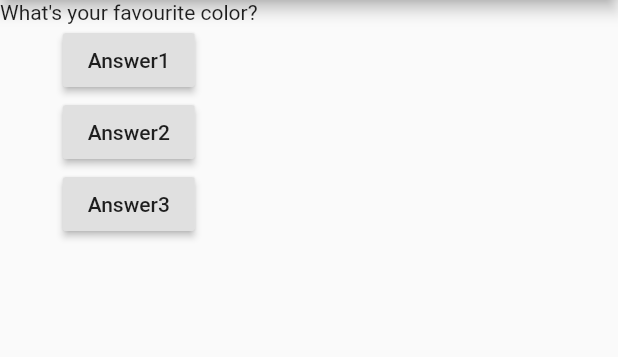
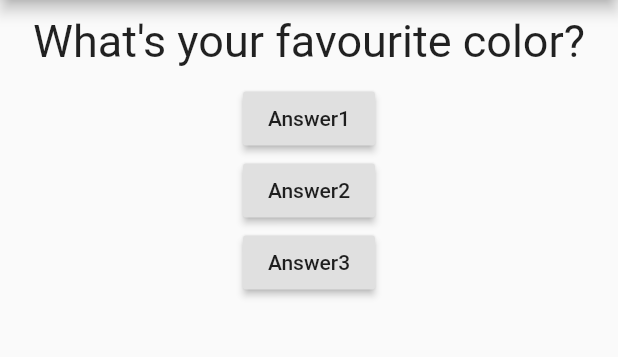
Before and after one commit to DuncanMoyo/flutter-tutorial-for-beginners, a Flutter app: the screen it shows after launch, on a phone screen of 412 x 824 dp, the part 84-441 px from its top. Run offline on Flutter 3.47's test engine with Material 2 defaults, Android fonts, the phone set to English and light mode, and no system bars.

Commit message:
styling text and margins

```diff
--- a/lib/question.dart
+++ b/lib/question.dart
@@ -7,6 +7,14 @@ class Question extends StatelessWidget {
 
   @override
   Widget build(BuildContext context) {
-    return Text(questionText);
+    return Container(
+      width: double.infinity,
+      margin: EdgeInsets.all(10),
+      child: Text(
+        questionText,
+        style: TextStyle(fontSize: 30),
+        textAlign: TextAlign.center,
+      ),
+    );
   }
 }
```
